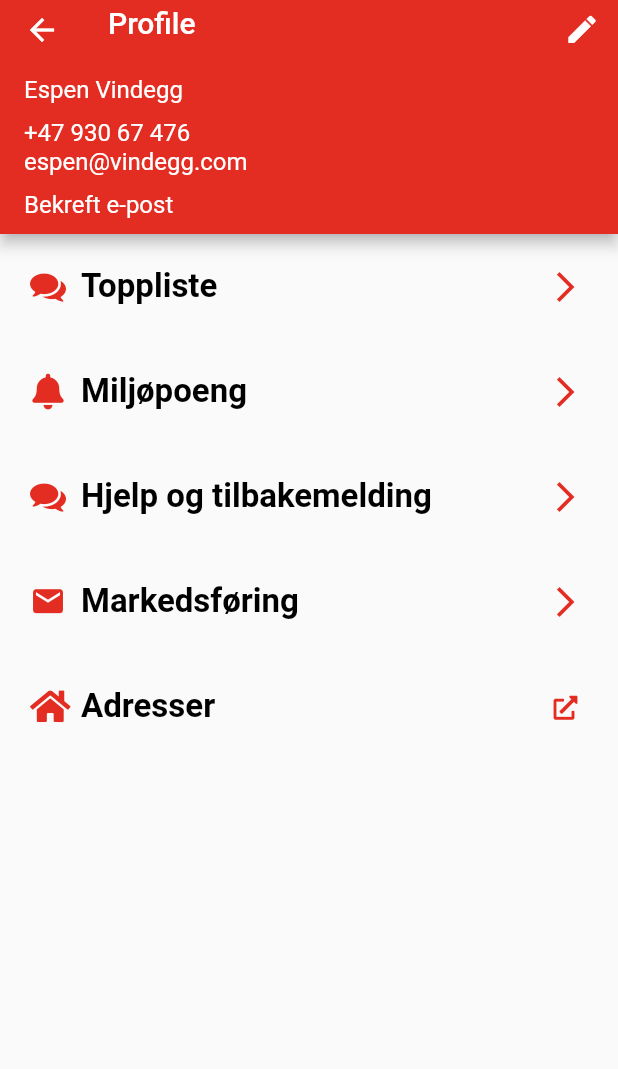
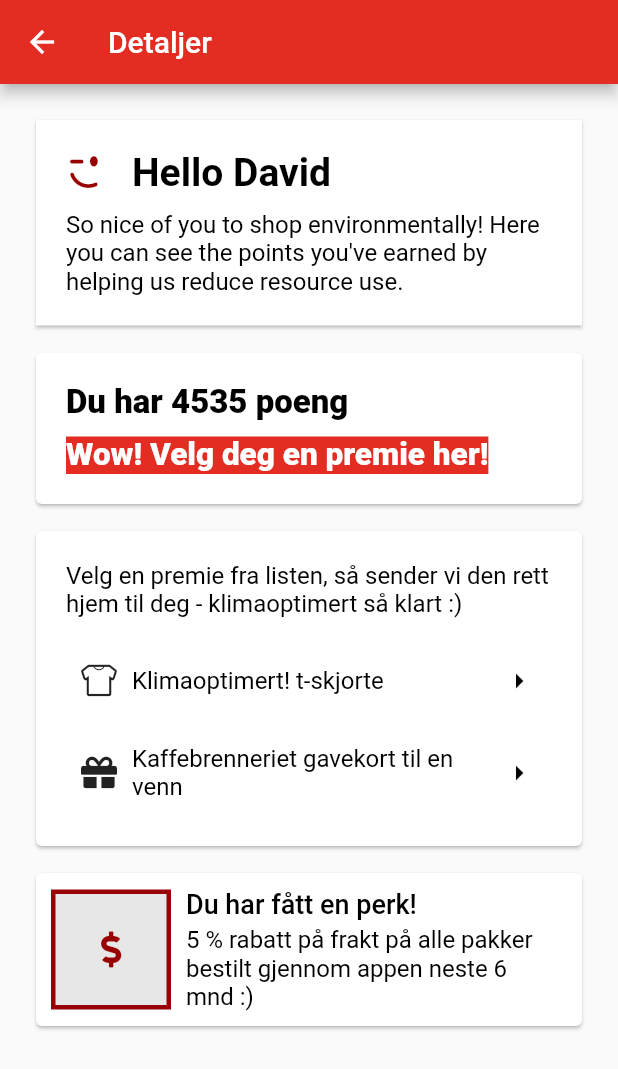
Before and after one commit to brynjen/miljohack2021, a Flutter app: the ProfilePage screen opened directly, after a tap on "Miljøpoeng", on a phone screen of 412 x 824 dp. Shown: the top 1069 px of the screen. Run offline on Flutter 3.47's test engine with Material 2 defaults, Android fonts, the phone set to English and light mode, and no system bars; our stand-ins replace equatable, firebase_core, firebase_messaging, flutter_bloc, flutter_local_notifications, get_it; missing offline and left inert: easy_scroll_to_index; accounts and stored records are empty; network calls fail.

Commit message:
Environment details page up and running

```diff
--- a/lib/l10n/intl_en.arb
+++ b/lib/l10n/intl_en.arb
@@ -27,5 +27,6 @@
       }
     }
   },
-  "thank_you": "Thank you for acting environmentally - here you can see the toplist and how you and your neighbors are doing. Spread the rumor :)"
+  "thank_you": "Thank you for acting environmentally - here you can see the toplist and how you and your neighbors are doing. Spread the rumor :)",
+  "helpful_text": "So nice of you to shop environmentally! Here you can see the points you've earned by helping us reduce resource use."
 }
--- a/lib/l10n/intl_nb.arb
+++ b/lib/l10n/intl_nb.arb
@@ -20,5 +20,6 @@
   "environment_stuff_title": "Detaljer",
   "environment_stuff_message": "Her er masse nyttig om miljø ting",
   "greet_user": "Hei {name}",
-  "thank_you": "Takk for at du handler bærekraftig - her kan du se topplisten og hvordan du og naboene dine ligger an. Spre ryktet :)"
+  "thank_you": "Takk for at du handler bærekraftig - her kan du se topplisten og hvordan du og naboene dine ligger an. Spre ryktet :)",
+  "helpful_text": "Så fint at du handler bærekraftig! Her kan du se poengene du har tjent på å hjelpe oss med å redusere ressursbruken."
 }
--- a/lib/presentation/core/theme/app_theme.dart
+++ b/lib/presentation/core/theme/app_theme.dart
@@ -86,6 +86,11 @@ class TS {
       fontWeight: FontWeight.w900,
       color: context.isLight ? Colors.black : Colors.white);
 
+  TextStyle get header => TextStyle(
+      fontSize: 26,
+      fontWeight: FontWeight.w700,
+      color: context.isLight ? Colors.black : Colors.white);
+
   TextStyle get body => TextStyle(
       fontSize: 16, color: context.isLight ? Colors.black : Colors.white);
 
--- /dev/null
+++ b/lib/presentation/core/widgets/smiley_card.dart
@@ -0,0 +1,42 @@
+import 'package:flutter/material.dart';
+import 'package:miljohack/generated/l10n.dart';
+import 'package:miljohack/presentation/core/icons/miljo_hack_icons.dart';
+import 'package:miljohack/presentation/core/theme/app_theme.dart';
+
+class SmileyCard extends StatelessWidget {
+  const SmileyCard({required this.text, Key? key}) : super(key: key);
+
+  final String text;
+
+  @override
+  Widget build(BuildContext context) {
+    return Card(
+      shape: RoundedRectangleBorder(borderRadius: BorderRadius.circular(0)),
+      child: Padding(
+        padding: const EdgeInsets.all(20),
+        child: Column(
+          mainAxisSize: MainAxisSize.min,
+          children: [
+            Row(
+              children: [
+                Icon(
+                  MiljoHack.emo_wink2,
+                  color: AppColors.red[600],
+                ),
+                const SizedBox(width: 20),
+                Expanded(
+                  child: Text(
+                    S.of(context).greet_user('David'),
+                    style: TS.of(context).header,
+                  ),
+                ),
+              ],
+            ),
+            const SizedBox(height: 10),
+            Text(text, style: TS.of(context).body)
+          ],
+        ),
+      ),
+    );
+  }
+}
--- /dev/null
+++ b/lib/presentation/environment_details/pages/environment_points_page.dart
@@ -0,0 +1,103 @@
+import 'package:flutter/material.dart';
+import 'package:miljohack/generated/l10n.dart';
+import 'package:miljohack/presentation/core/icons/miljo_hack_icons.dart';
+import 'package:miljohack/presentation/core/theme/app_theme.dart';
+import 'package:miljohack/presentation/core/widgets/smiley_card.dart';
+import 'package:miljohack/presentation/environment_details/widgets/dollar_container.dart';
+import 'package:miljohack/presentation/environment_details/widgets/reward_row.dart';
+
+class EnvironmentPointsPage extends StatelessWidget {
+  const EnvironmentPointsPage({Key? key}) : super(key: key);
+
+  @override
+  Widget build(BuildContext context) {
+    return Scaffold(
+      appBar: AppBar(title: const Text('Detaljer')),
+      body: ListView(
+        padding: const EdgeInsets.all(20),
+        children: [
+          SmileyCard(text: S.of(context).helpful_text),
+          const SizedBox(height: 10),
+          Card(
+            child: Padding(
+              padding: const EdgeInsets.all(20),
+              child: Column(
+                crossAxisAlignment: CrossAxisAlignment.start,
+                children: [
+                  Text('Du har 4535 poeng', style: TS.of(context).bold),
+                  const SizedBox(height: 10),
+                  Container(
+                    color: AppColors.red[500],
+                    child: Text(
+                      'Wow! Velg deg en premie her!',
+                      style: TS
+                          .of(context)
+                          .bold
+                          .copyWith(color: AppColors.white, fontSize: 21),
+                    ),
+                  ),
+                ],
+              ),
+            ),
+          ),
+          const SizedBox(height: 10),
+          Card(
+            child: Padding(
+              padding: const EdgeInsets.all(20),
+              child: Column(
+                crossAxisAlignment: CrossAxisAlignment.start,
+                children: [
+                  Text(
+                    'Velg en premie fra listen, så sender vi den rett hjem til deg - klimaoptimert så klart :)',
+                    style: TS.of(context).body,
+                  ),
+                  const SizedBox(height: 20),
+                  RewardRow(
+                    icon: MiljoHack.t_shirt,
+                    text: 'Klimaoptimert! t-skjorte',
+                    onClick: () {},
+                  ),
+                  const SizedBox(height: 10),
+                  RewardRow(
+                    icon: MiljoHack.gift,
+                    text: 'Kaffebrenneriet gavekort til en venn',
+                    onClick: () {},
+                  ),
+                ],
+              ),
+            ),
+          ),
+          const SizedBox(height: 10),
+          Card(
+            child: Padding(
+              padding: const EdgeInsets.all(10),
+              child: Row(
+                mainAxisAlignment: MainAxisAlignment.spaceBetween,
+                children: [
+                  const DollarContainer(),
+                  const SizedBox(width: 10),
+                  Expanded(
+                    child: Column(
+                      crossAxisAlignment: CrossAxisAlignment.start,
+                      children: [
+                        Text(
+                          'Du har fått en perk!',
+                          style: TS.of(context).fatSubTitle,
+                        ),
+                        const SizedBox(height: 4),
+                        Text(
+                          '5 % rabatt på frakt på alle pakker bestilt gjennom appen neste 6 mnd :)',
+                          style: TS.of(context).body,
+                        )
+                      ],
+                    ),
+                  ),
+                ],
+              ),
+            ),
+          ),
+        ],
+      ),
+    );
+  }
+}
--- a/lib/presentation/environment_details/pages/leaderboard_page.dart
+++ b/lib/presentation/environment_details/pages/leaderboard_page.dart
@@ -4,8 +4,7 @@ import 'package:flutter_bloc/flutter_bloc.dart';
 import 'package:miljohack/application/environment_details/leaderboard/leaderboard.dart';
 import 'package:miljohack/domain/environment_details/area_score.dart';
 import 'package:miljohack/generated/l10n.dart';
-import 'package:miljohack/presentation/core/icons/miljo_hack_icons.dart';
-import 'package:miljohack/presentation/core/theme/app_theme.dart';
+import 'package:miljohack/presentation/core/widgets/smiley_card.dart';
 import 'package:miljohack/presentation/environment_details/widgets/area_line.dart';
 
 class LeaderboardPage extends StatefulWidget {
@@ -85,35 +84,7 @@ class _LoadedLeaderboardState extends State<_LoadedLeaderboard> {
       padding: const EdgeInsets.all(10),
       child: Column(
         children: [
-          Card(
-            shape:
-                RoundedRectangleBorder(borderRadius: BorderRadius.circular(0)),
-            child: Padding(
-              padding: const EdgeInsets.all(10),
-              child: Column(
-                mainAxisSize: MainAxisSize.min,
-                children: [
-                  Row(
-                    children: [
-                      Icon(
-                        MiljoHack.emo_wink2,
-                        color: AppColors.red[600],
-                      ),
-                      const SizedBox(width: 20),
-                      Expanded(
-                        child: Text(
-                          S.of(context).greet_user('David'),
-                          style: TS.of(context).subtitle,
-                        ),
-                      ),
-                    ],
-                  ),
-                  const SizedBox(height: 10),
-                  Text(S.of(context).thank_you, style: TS.of(context).body)
-                ],
-              ),
-            ),
-          ),
+          SmileyCard(text: S.of(context).thank_you),
           const SizedBox(height: 10),
           Card(
             shape:
--- /dev/null
+++ b/lib/presentation/environment_details/widgets/dollar_container.dart
@@ -0,0 +1,23 @@
+import 'package:flutter/material.dart';
+import 'package:miljohack/presentation/core/icons/miljo_hack_icons.dart';
+import 'package:miljohack/presentation/core/theme/app_theme.dart';
+
+class DollarContainer extends StatelessWidget {
+  const DollarContainer({Key? key}) : super(key: key);
+
+  @override
+  Widget build(BuildContext context) {
+    return Container(
+      width: 80,
+      height: 80,
+      decoration: BoxDecoration(
+          color: AppColors.grey[500],
+          border: Border.all(color: AppColors.red[700]!, width: 3)),
+      child: Center(
+          child: Icon(
+        MiljoHack.dollar_sign,
+        color: AppColors.red[600],
+      )),
+    );
+  }
+}
--- /dev/null
+++ b/lib/presentation/environment_details/widgets/reward_row.dart
@@ -0,0 +1,33 @@
+import 'package:flutter/material.dart';
+import 'package:miljohack/presentation/core/theme/app_theme.dart';
+
+class RewardRow extends StatelessWidget {
+  const RewardRow(
+      {required this.icon, required this.text, this.onClick, Key? key})
+      : super(key: key);
+
+  final IconData icon;
+  final String text;
+  final Function()? onClick;
+
+  @override
+  Widget build(BuildContext context) {
+    return GestureDetector(
+      onTap: onClick,
+      child: Padding(
+        padding: const EdgeInsets.all(10),
+        child: Row(
+          children: [
+            Icon(icon),
+            const SizedBox(width: 10),
+            Expanded(child: Text(text, style: TS.of(context).body)),
+            Icon(
+              Icons.arrow_right,
+              color: context.isLight ? AppColors.black : AppColors.white,
+            )
+          ],
+        ),
+      ),
+    );
+  }
+}
--- a/lib/presentation/profile/pages/profile_page.dart
+++ b/lib/presentation/profile/pages/profile_page.dart
@@ -2,6 +2,7 @@ import 'package:flutter/material.dart';
 import 'package:miljohack/generated/l10n.dart';
 import 'package:miljohack/presentation/core/icons/miljo_hack_icons.dart';
 import 'package:miljohack/presentation/core/theme/app_theme.dart';
+import 'package:miljohack/presentation/environment_details/pages/environment_points_page.dart';
 import 'package:miljohack/presentation/environment_details/pages/leaderboard_page.dart';
 import 'package:miljohack/presentation/profile/widgets/profile_description.dart';
 import 'package:miljohack/presentation/profile/widgets/simple_row.dart';
@@ -32,7 +33,10 @@ class ProfilePage extends StatelessWidget {
           SimpleRow(
             iconData: MiljoHack.bell,
             title: 'Miljøpoeng',
-            onClick: () {},
+            onClick: () {
+              Navigator.of(context).push(MaterialPageRoute(
+                  builder: (_) => const EnvironmentPointsPage()));
+            },
           ),
           SimpleRow(
             iconData: MiljoHack.chat,
--- a/pubspec.yaml
+++ b/pubspec.yaml
@@ -5,7 +5,7 @@ description: A new Flutter project.
 # pub.dev using `flutter pub publish`. This is preferred for private packages.
 publish_to: 'none' # Remove this line if you wish to publish to pub.dev
 
-version: 1.0.0+1
+version: 1.0.1+1
 
 environment:
   sdk: ">=2.12.0 <3.0.0"
```
Also changed, not shown: lib/generated/intl/messages_en.dart, lib/generated/intl/messages_nb.dart, lib/generated/l10n.dart.
